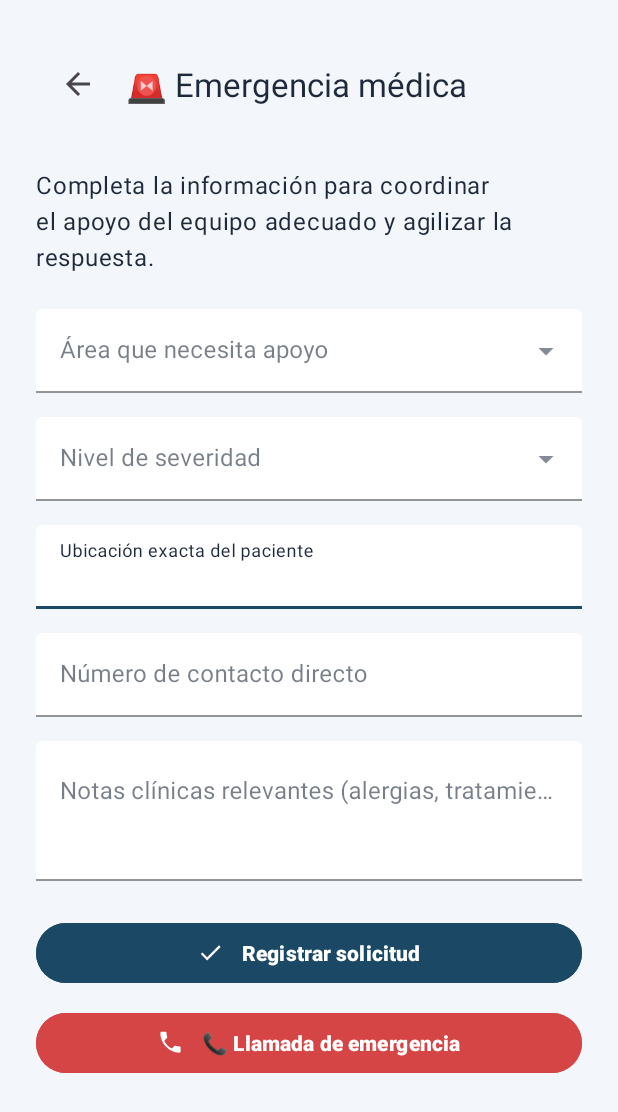
After one commit to carlosMeza-code/MisCitasMedicas, an Android app: the MedicalEmergencyActivity screen opened directly, with no data from a screen before it, on a phone screen of 412 x 824 dp. The commit adds this screen. Shown: the top 1112 px of the screen. Run offline under Robolectric (Android 15) with nearby library versions, the phone set to English and light mode, and no system bars.

Commit message:
Add medical emergency intake screen

```diff
--- a/app/src/main/AndroidManifest.xml
+++ b/app/src/main/AndroidManifest.xml
@@ -14,6 +14,7 @@
         <activity android:name=".RegisterActivity" />
         <activity android:name=".AppointmentsActivity" />
         <activity android:name=".NewAppointmentActivity" />
+        <activity android:name=".MedicalEmergencyActivity" />
         <activity android:name=".HomeActivity" />
         <activity android:name=".SpecialtiesActivity" />
         <activity android:name=".DoctorsActivity" />
--- a/app/src/main/java/com/example/miscitasmedicas/HomeActivity.kt
+++ b/app/src/main/java/com/example/miscitasmedicas/HomeActivity.kt
@@ -1,7 +1,6 @@
 package com.example.miscitasmedicas
 
 import android.content.Intent
-import android.net.Uri
 import android.os.Bundle
 import androidx.appcompat.app.AppCompatActivity
 import com.google.android.material.button.MaterialButton
@@ -29,9 +28,7 @@ class HomeActivity : AppCompatActivity() {
         }
 
         findViewById<MaterialButton>(R.id.btnEmergencyCall).setOnClickListener {
-            val emergencyPlaylist = Uri.parse("https://open.spotify.com/track/47cVjB6QKLkV8RgzGLNJOU?si=R2KobkRcQwKP2TgAq1B5Dw")
-            val intent = Intent(Intent.ACTION_VIEW, emergencyPlaylist)
-            startActivity(intent)
+            startActivity(Intent(this, MedicalEmergencyActivity::class.java))
         }
     }
 }
--- /dev/null
+++ b/app/src/main/java/com/example/miscitasmedicas/MedicalEmergencyActivity.kt
@@ -0,0 +1,128 @@
+package com.example.miscitasmedicas
+
+import android.content.Intent
+import android.net.Uri
+import android.os.Bundle
+import android.widget.ArrayAdapter
+import androidx.appcompat.app.AppCompatActivity
+import com.example.miscitasmedicas.databinding.ActivityMedicalEmergencyBinding
+import com.google.android.material.dialog.MaterialAlertDialogBuilder
+import androidx.core.widget.doAfterTextChanged
+
+class MedicalEmergencyActivity : AppCompatActivity() {
+
+    private lateinit var binding: ActivityMedicalEmergencyBinding
+
+    override fun onCreate(savedInstanceState: Bundle?) {
+        super.onCreate(savedInstanceState)
+        binding = ActivityMedicalEmergencyBinding.inflate(layoutInflater)
+        setContentView(binding.root)
+
+        setSupportActionBar(binding.toolbar)
+        supportActionBar?.setDisplayHomeAsUpEnabled(true)
+        supportActionBar?.title = getString(R.string.medical_emergency_title)
+        binding.toolbar.setNavigationOnClickListener { onBackPressedDispatcher.onBackPressed() }
+
+        configureDropdowns()
+        configureFieldValidation()
+        configureActions()
+    }
+
+    private fun configureDropdowns() {
+        val areasAdapter = ArrayAdapter(
+            this,
+            android.R.layout.simple_list_item_1,
+            resources.getStringArray(R.array.medical_emergency_areas)
+        )
+        binding.inputEmergencyArea.setAdapter(areasAdapter)
+        binding.inputEmergencyArea.setOnItemClickListener { _, _, _, _ ->
+            binding.layoutEmergencyArea.error = null
+        }
+
+        val priorityAdapter = ArrayAdapter(
+            this,
+            android.R.layout.simple_list_item_1,
+            resources.getStringArray(R.array.medical_emergency_priorities)
+        )
+        binding.inputEmergencyPriority.setAdapter(priorityAdapter)
+        binding.inputEmergencyPriority.setOnItemClickListener { _, _, _, _ ->
+            binding.layoutEmergencyPriority.error = null
+        }
+    }
+
+    private fun configureFieldValidation() {
+        binding.inputLocation.doAfterTextChanged {
+            binding.layoutLocation.error = null
+        }
+
+        binding.inputContactNumber.doAfterTextChanged {
+            binding.layoutContactNumber.error = null
+        }
+    }
+
+    private fun configureActions() {
+        binding.btnSubmitEmergency.setOnClickListener {
+            val area = binding.inputEmergencyArea.text?.toString()?.trim().orEmpty()
+            val priority = binding.inputEmergencyPriority.text?.toString()?.trim().orEmpty()
+            val location = binding.inputLocation.text?.toString()?.trim().orEmpty()
+            val contactNumber = binding.inputContactNumber.text?.toString()?.trim().orEmpty()
+            val notes = binding.inputAdditionalNotes.text?.toString()?.trim().orEmpty()
+
+            var isValid = true
+
+            if (area.isEmpty()) {
+                binding.layoutEmergencyArea.error = getString(R.string.medical_emergency_error_area)
+                isValid = false
+            } else {
+                binding.layoutEmergencyArea.error = null
+            }
+
+            if (priority.isEmpty()) {
+                binding.layoutEmergencyPriority.error = getString(R.string.medical_emergency_error_priority)
+                isValid = false
+            } else {
+                binding.layoutEmergencyPriority.error = null
+            }
+
+            if (location.isEmpty()) {
+                binding.layoutLocation.error = getString(R.string.medical_emergency_error_location)
+                isValid = false
+            } else {
+                binding.layoutLocation.error = null
+            }
+
+            if (contactNumber.isEmpty()) {
+                binding.layoutContactNumber.error = getString(R.string.medical_emergency_error_contact)
+                isValid = false
+            } else {
+                binding.layoutContactNumber.error = null
+            }
+
+            if (!isValid) return@setOnClickListener
+
+            val message = buildString {
+                appendLine(getString(R.string.medical_emergency_summary_area, area))
+                appendLine(getString(R.string.medical_emergency_summary_priority, priority))
+                appendLine(getString(R.string.medical_emergency_summary_location, location))
+                appendLine(getString(R.string.medical_emergency_summary_contact, contactNumber))
+                if (notes.isNotEmpty()) {
+                    append(getString(R.string.medical_emergency_summary_notes, notes))
+                }
+            }
+
+            MaterialAlertDialogBuilder(this)
+                .setTitle(R.string.medical_emergency_confirmation_title)
+                .setMessage(message.trim())
+                .setPositiveButton(R.string.medical_emergency_confirmation_positive) { dialog, _ ->
+                    dialog.dismiss()
+                }
+                .show()
+        }
+
+        binding.btnCallEmergency.setOnClickListener {
+            val emergencyTrack = Uri.parse("https://open.spotify.com/track/3q7Ima7PlX2kb20zu0f8MU")
+            val intent = Intent(Intent.ACTION_VIEW, emergencyTrack)
+            startActivity(intent)
+        }
+    }
+}
--- /dev/null
+++ b/app/src/main/res/drawable/ic_check.xml
@@ -0,0 +1,10 @@
+<?xml version="1.0" encoding="utf-8"?>
+<vector xmlns:android="http://schemas.android.com/apk/res/android"
+    android:width="24dp"
+    android:height="24dp"
+    android:viewportWidth="24"
+    android:viewportHeight="24">
+    <path
+        android:fillColor="#FFFFFFFF"
+        android:pathData="M9,16.17L4.83,12l-1.41,1.41L9,19l12,-12-1.41,-1.41z" />
+</vector>
--- /dev/null
+++ b/app/src/main/res/drawable/ic_phone.xml
@@ -0,0 +1,10 @@
+<?xml version="1.0" encoding="utf-8"?>
+<vector xmlns:android="http://schemas.android.com/apk/res/android"
+    android:width="24dp"
+    android:height="24dp"
+    android:viewportWidth="24"
+    android:viewportHeight="24">
+    <path
+        android:fillColor="#FFFFFFFF"
+        android:pathData="M6.62,10.79c1.44,2.83 3.76,5.14 6.59,6.59l2.2,-2.2c0.27,-0.27 0.67,-0.36 1.02,-0.24 1.12,0.37 2.33,0.57 3.57,0.57 0.55,0 1,0.45 1,1v3.5c0,0.55 -0.45,1 -1,1C11.07,21 3,12.93 3,3.5 3,2.95 3.45,2.5 4,2.5H7.5c0.55,0 1,0.45 1,1 0,1.25 0.2,2.45 0.57,3.57 0.11,0.35 0.03,0.74 -0.25,1.02l-2.2,2.2z" />
+</vector>
--- /dev/null
+++ b/app/src/main/res/layout/activity_medical_emergency.xml
@@ -0,0 +1,177 @@
+<?xml version="1.0" encoding="utf-8"?>
+<ScrollView xmlns:android="http://schemas.android.com/apk/res/android"
+    xmlns:app="http://schemas.android.com/apk/res-auto"
+    android:layout_width="match_parent"
+    android:layout_height="match_parent"
+    android:fillViewport="true"
+    android:background="@color/medical_background">
+
+    <LinearLayout
+        android:layout_width="match_parent"
+        android:layout_height="wrap_content"
+        android:orientation="vertical"
+        android:padding="24dp">
+
+        <com.google.android.material.appbar.MaterialToolbar
+            android:id="@+id/toolbar"
+            android:layout_width="match_parent"
+            android:layout_height="wrap_content"
+            android:background="@android:color/transparent"
+            android:navigationIcon="@drawable/ic_arrow_back"
+            android:popupTheme="@style/ThemeOverlay.MaterialComponents.Toolbar.Primary"
+            app:title="@string/medical_emergency_title"
+            app:titleTextColor="@color/medical_on_surface" />
+
+        <TextView
+            android:id="@+id/tvEmergencyDescription"
+            android:layout_width="match_parent"
+            android:layout_height="wrap_content"
+            android:layout_marginTop="24dp"
+            android:text="@string/medical_emergency_description"
+            android:textAppearance="?attr/textAppearanceBodyLarge"
+            android:textColor="@color/medical_on_surface" />
+
+        <com.google.android.material.textfield.TextInputLayout
+            android:id="@+id/layoutEmergencyArea"
+            style="@style/Widget.MaterialComponents.TextInputLayout.FilledBox.ExposedDropdownMenu"
+            android:layout_width="match_parent"
+            android:layout_height="wrap_content"
+            android:layout_marginTop="24dp"
+            android:hint="@string/medical_emergency_area_hint"
+            app:boxBackgroundColor="@color/medical_surface"
+            app:boxStrokeColor="@color/medical_primary"
+            app:hintTextColor="@color/medical_on_surface">
+
+            <com.google.android.material.textfield.MaterialAutoCompleteTextView
+                android:id="@+id/inputEmergencyArea"
+                android:layout_width="match_parent"
+                android:layout_height="wrap_content"
+                android:inputType="none"
+                android:focusable="true"
+                android:focusableInTouchMode="false"
+                android:importantForAutofill="no"
+                android:textColor="@color/medical_on_surface" />
+
+        </com.google.android.material.textfield.TextInputLayout>
+
+        <com.google.android.material.textfield.TextInputLayout
+            android:id="@+id/layoutEmergencyPriority"
+            style="@style/Widget.MaterialComponents.TextInputLayout.FilledBox.ExposedDropdownMenu"
+            android:layout_width="match_parent"
+            android:layout_height="wrap_content"
+            android:layout_marginTop="16dp"
+            android:hint="@string/medical_emergency_priority_hint"
+            app:boxBackgroundColor="@color/medical_surface"
+            app:boxStrokeColor="@color/medical_secondary"
+            app:hintTextColor="@color/medical_on_surface">
+
+            <com.google.android.material.textfield.MaterialAutoCompleteTextView
+                android:id="@+id/inputEmergencyPriority"
+                android:layout_width="match_parent"
+                android:layout_height="wrap_content"
+                android:inputType="none"
+                android:focusable="true"
+                android:focusableInTouchMode="false"
+                android:importantForAutofill="no"
+                android:textColor="@color/medical_on_surface" />
+
+        </com.google.android.material.textfield.TextInputLayout>
+
+        <com.google.android.material.textfield.TextInputLayout
+            android:id="@+id/layoutLocation"
+            style="@style/Widget.MaterialComponents.TextInputLayout.FilledBox"
+            android:layout_width="match_parent"
+            android:layout_height="wrap_content"
+            android:layout_marginTop="16dp"
+            android:hint="@string/medical_emergency_location_hint"
+            app:boxBackgroundColor="@color/medical_surface"
+            app:boxStrokeColor="@color/medical_primary"
+            app:hintTextColor="@color/medical_on_surface">
+
+            <com.google.android.material.textfield.TextInputEditText
+                android:id="@+id/inputLocation"
+                android:layout_width="match_parent"
+                android:layout_height="wrap_content"
+                android:inputType="textCapSentences"
+                android:maxLines="3"
+                android:textColor="@color/medical_on_surface" />
+
+        </com.google.android.material.textfield.TextInputLayout>
+
+        <com.google.android.material.textfield.TextInputLayout
+            android:id="@+id/layoutContactNumber"
+            style="@style/Widget.MaterialComponents.TextInputLayout.FilledBox"
+            android:layout_width="match_parent"
+            android:layout_height="wrap_content"
+            android:layout_marginTop="16dp"
+            android:hint="@string/medical_emergency_contact_hint"
+            app:boxBackgroundColor="@color/medical_surface"
+            app:boxStrokeColor="@color/medical_primary"
+            app:hintTextColor="@color/medical_on_surface">
+
+            <com.google.android.material.textfield.TextInputEditText
+                android:id="@+id/inputContactNumber"
+                android:layout_width="match_parent"
+                android:layout_height="wrap_content"
+                android:inputType="phone"
+                android:maxLines="1"
+                android:textColor="@color/medical_on_surface" />
+
+        </com.google.android.material.textfield.TextInputLayout>
+
+        <com.google.android.material.textfield.TextInputLayout
+            android:id="@+id/layoutAdditionalNotes"
+            style="@style/Widget.MaterialComponents.TextInputLayout.FilledBox"
+            android:layout_width="match_parent"
+            android:layout_height="wrap_content"
+            android:layout_marginTop="16dp"
+            android:hint="@string/medical_emergency_notes_hint"
+            app:boxBackgroundColor="@color/medical_surface"
+            app:boxStrokeColor="@color/medical_secondary"
+            app:hintTextColor="@color/medical_on_surface">
+
+            <com.google.android.material.textfield.TextInputEditText
+                android:id="@+id/inputAdditionalNotes"
+                android:layout_width="match_parent"
+                android:layout_height="wrap_content"
+                android:gravity="top"
+                android:inputType="textCapSentences|textMultiLine"
+                android:minLines="3"
+                android:textColor="@color/medical_on_surface" />
+
+        </com.google.android.material.textfield.TextInputLayout>
+
+        <com.google.android.material.button.MaterialButton
+            android:id="@+id/btnSubmitEmergency"
+            android:layout_width="match_parent"
+            android:layout_height="wrap_content"
+            android:layout_marginTop="24dp"
+            android:backgroundTint="@color/medical_primary"
+            android:text="@string/medical_emergency_submit"
+            android:textAllCaps="false"
+            android:textColor="@color/medical_on_primary"
+            android:textStyle="bold"
+            app:cornerRadius="20dp"
+            app:icon="@drawable/ic_check"
+            app:iconGravity="textStart"
+            app:iconPadding="12dp"
+            app:iconTint="@color/medical_on_primary" />
+
+        <com.google.android.material.button.MaterialButton
+            android:id="@+id/btnCallEmergency"
+            android:layout_width="match_parent"
+            android:layout_height="wrap_content"
+            android:layout_marginTop="12dp"
+            android:backgroundTint="@color/medical_emergency"
+            android:text="@string/medical_emergency_call"
+            android:textAllCaps="false"
+            android:textColor="@color/medical_on_emergency"
+            android:textStyle="bold"
+            app:cornerRadius="20dp"
+            app:icon="@drawable/ic_phone"
+            app:iconGravity="textStart"
+            app:iconPadding="12dp"
+            app:iconTint="@color/medical_on_emergency" />
+
+    </LinearLayout>
+</ScrollView>
--- a/app/src/main/res/values/arrays.xml
+++ b/app/src/main/res/values/arrays.xml
@@ -7,4 +7,20 @@
         <item>Dermatología</item>
         <item>Odontología</item>
     </string-array>
+
+    <string-array name="medical_emergency_areas">
+        <item>Emergencias generales</item>
+        <item>Cardiología</item>
+        <item>Traumatología</item>
+        <item>Neurología</item>
+        <item>Pediatría</item>
+        <item>Gineco-obstetricia</item>
+        <item>Cuidados intensivos</item>
+    </string-array>
+
+    <string-array name="medical_emergency_priorities">
+        <item>Estable</item>
+        <item>Urgencia moderada</item>
+        <item>Emergencia crítica</item>
+    </string-array>
 </resources>
--- a/app/src/main/res/values/strings.xml
+++ b/app/src/main/res/values/strings.xml
@@ -47,6 +47,28 @@
     <string name="home_cta_appointments">📘 Mis citas guardadas</string>
     <string name="home_cta_emergency">🚨 Emergencia médica</string>
 
+    <!-- Emergencia médica -->
+    <string name="medical_emergency_title">🚨 Emergencia médica</string>
+    <string name="medical_emergency_description">Completa la información para coordinar el apoyo del equipo adecuado y agilizar la respuesta.</string>
+    <string name="medical_emergency_area_hint">Área que necesita apoyo</string>
+    <string name="medical_emergency_priority_hint">Nivel de severidad</string>
+    <string name="medical_emergency_location_hint">Ubicación exacta del paciente</string>
+    <string name="medical_emergency_contact_hint">Número de contacto directo</string>
+    <string name="medical_emergency_notes_hint">Notas clínicas relevantes (alergias, tratamientos, signos vitales, etc.)</string>
+    <string name="medical_emergency_submit">Registrar solicitud</string>
+    <string name="medical_emergency_call">📞 Llamada de emergencia</string>
+    <string name="medical_emergency_error_area">Selecciona el área que brindará la atención.</string>
+    <string name="medical_emergency_error_priority">Indica el nivel de severidad del caso.</string>
+    <string name="medical_emergency_error_location">Especifica la ubicación del paciente.</string>
+    <string name="medical_emergency_error_contact">Proporciona un número de contacto disponible.</string>
+    <string name="medical_emergency_confirmation_title">Solicitud registrada</string>
+    <string name="medical_emergency_confirmation_positive">Entendido</string>
+    <string name="medical_emergency_summary_area">• Área asignada: %1$s</string>
+    <string name="medical_emergency_summary_priority">• Severidad: %1$s</string>
+    <string name="medical_emergency_summary_location">• Ubicación: %1$s</string>
+    <string name="medical_emergency_summary_contact">• Contacto: %1$s</string>
+    <string name="medical_emergency_summary_notes">• Notas adicionales: %1$s</string>
+
     <!-- Nueva cita -->
     <string name="new_appointment_title">🗓️ Nueva cita</string>
     <string name="new_appointment_subtitle">Organiza tu próxima consulta paso a paso.</string>
```
